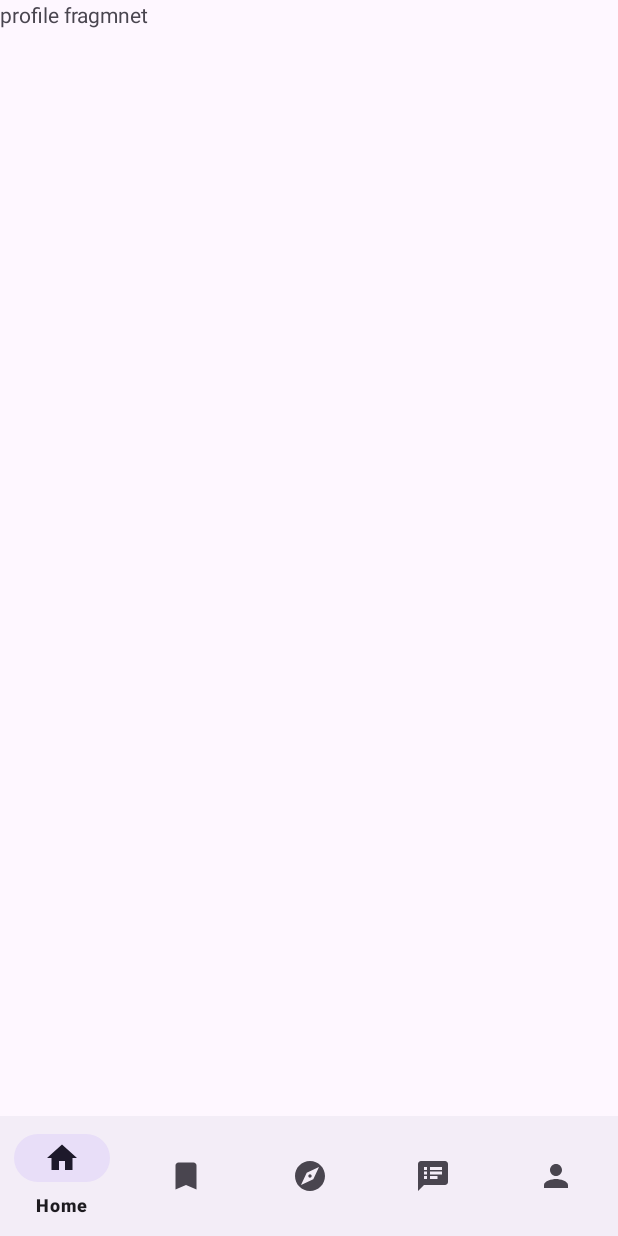
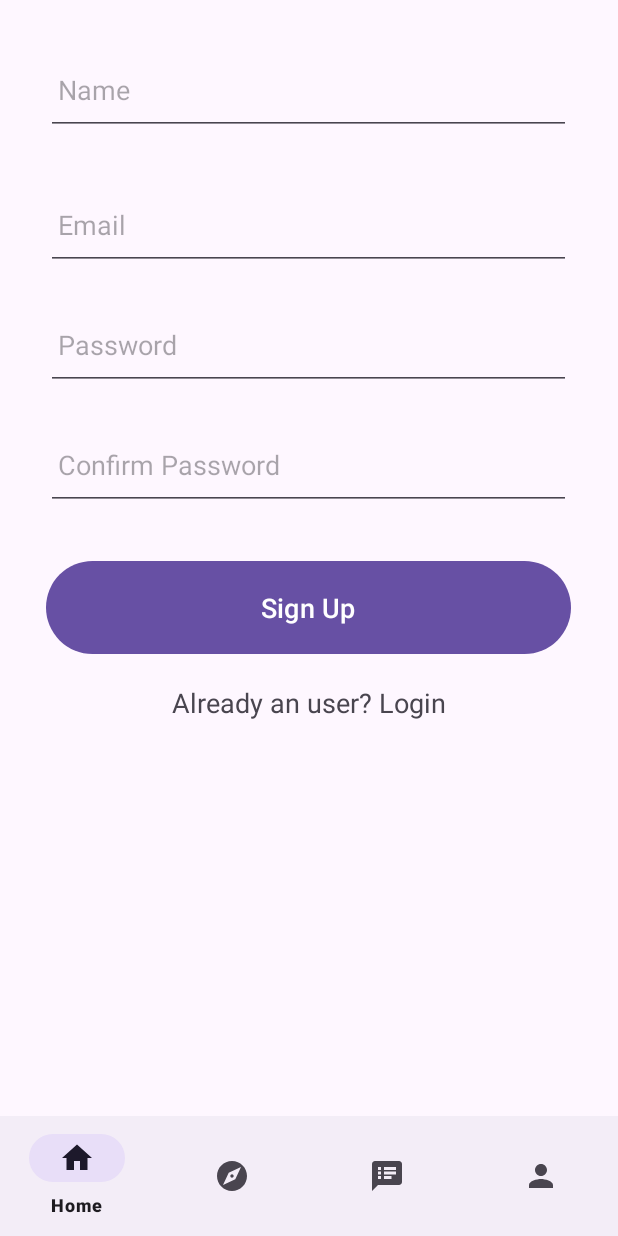
Before and after one commit to RussianWeed/hotel_app, an Android app: the fragment ProfileFragment placed in its activity, on a phone screen of 412 x 824 dp. Run offline under Robolectric (Android 15) with nearby library versions, the phone set to English and light mode, and no system bars.

Commit message:
signup created

```diff
--- a/app/src/main/java/com/devking/hotel_app_andoird/Explore_hotel_list_api.java
+++ b/app/src/main/java/com/devking/hotel_app_andoird/Explore_hotel_list_api.java
@@ -5,6 +5,7 @@ import java.util.List;
 
 import retrofit2.Call;
 import retrofit2.http.Body;
+import retrofit2.http.FormUrlEncoded;
 import retrofit2.http.POST;
 
 public interface Explore_hotel_list_api {
--- a/app/src/main/java/com/devking/hotel_app_andoird/MainActivity.java
+++ b/app/src/main/java/com/devking/hotel_app_andoird/MainActivity.java
@@ -31,9 +31,6 @@ public class MainActivity extends AppCompatActivity  {
                 if (id == R.id.home) {
                     loadfragment(new HomeFragment());
                 }
-                else if(id == R.id.saved){
-                    loadfragment(new SavedFragment());
-                }
                 else if (id == R.id.explore){
                     loadfragment(new ExploreFragment());
                 }
--- a/app/src/main/java/com/devking/hotel_app_andoird/ProfileFragment.java
+++ b/app/src/main/java/com/devking/hotel_app_andoird/ProfileFragment.java
@@ -7,9 +7,25 @@ import androidx.fragment.app.Fragment;
 import android.view.LayoutInflater;
 import android.view.View;
 import android.view.ViewGroup;
+import android.widget.Button;
+import android.widget.EditText;
+import android.widget.Toast;
+
+import java.util.List;
+
+import retrofit2.Call;
+import retrofit2.Callback;
+import retrofit2.Response;
+import retrofit2.Retrofit;
+import retrofit2.converter.gson.GsonConverterFactory;
 
 
 public class ProfileFragment extends Fragment {
+
+    EditText username_tv,gmail_tv,password1_tv,password2_tv;
+    public String username,gmail,password1,password2;
+    List<Profile_signup_structure> message;
+    Button signup;
 
     public ProfileFragment() {
     }
@@ -18,6 +34,52 @@ public class ProfileFragment extends Fragment {
     public View onCreateView(LayoutInflater inflater, ViewGroup container,
                              Bundle savedInstanceState) {
         // Inflate the layout for this fragment
-        return inflater.inflate(R.layout.fragment_profile, container, false);
+        View rootview = inflater.inflate(R.layout.fragment_profile, container, false);
+
+        username_tv = rootview.findViewById(R.id.signup_name);
+        gmail_tv = rootview.findViewById(R.id.signup_email);
+        password1_tv = rootview.findViewById(R.id.signup_password);
+        password2_tv = rootview.findViewById(R.id.signup_confirm_password);
+        signup = rootview.findViewById(R.id.signup_button);
+
+        signup.setOnClickListener(new View.OnClickListener() {
+            @Override
+            public void onClick(View v) {
+                username = username_tv.getText().toString();
+                gmail = gmail_tv.getText().toString();
+                password1 = password1_tv.getText().toString();
+                password2 = password2_tv.getText().toString();
+                signup_method();
+
+            }
+        });
+        return rootview;
+    }
+
+    private void signup_method() {
+
+        String url = "http://10.0.2.2:3000/auth/";
+
+        Retrofit retrofit = new Retrofit.Builder()
+                .baseUrl(url)
+                .addConverterFactory(GsonConverterFactory.create())
+                .build();
+
+        Profile_signup_api call = retrofit.create(Profile_signup_api.class);
+
+        call.create_user(username,gmail,password1,password2).enqueue(new Callback<List<Profile_signup_structure>>() {
+            @Override
+            public void onResponse(Call<List<Profile_signup_structure>> call, Response<List<Profile_signup_structure>> response) {
+                if (response.isSuccessful() && response.body() != null) {
+                    message = response.body();
+                }
+            }
+
+            @Override
+            public void onFailure(Call<List<Profile_signup_structure>> call, Throwable throwable) {
+
+            }
+        });
+
     }
 }
--- /dev/null
+++ b/app/src/main/java/com/devking/hotel_app_andoird/Profile_signup_api.java
@@ -0,0 +1,15 @@
+package com.devking.hotel_app_andoird;
+
+import java.util.List;
+
+import retrofit2.Call;
+import retrofit2.http.Field;
+import retrofit2.http.FormUrlEncoded;
+import retrofit2.http.POST;
+
+public interface Profile_signup_api {
+
+    @FormUrlEncoded
+    @POST("signup/")
+    Call<List<Profile_signup_structure>> create_user(@Field("username") String username, @Field("gmail") String gmail, @Field("password1") String password1 , @Field("password2") String password2);
+}
--- a/app/src/main/res/layout/fragment_profile.xml
+++ b/app/src/main/res/layout/fragment_profile.xml
@@ -5,9 +5,76 @@
     android:layout_height="match_parent"
     tools:context=".ProfileFragment">
 
-    <TextView
+    <LinearLayout
         android:layout_width="match_parent"
         android:layout_height="match_parent"
-        android:text="profile fragmnet" />
+        android:orientation="horizontal">
+
+        <LinearLayout
+            android:layout_width="match_parent"
+            android:layout_height="wrap_content"
+            android:orientation="vertical">
+
+            <EditText
+                android:layout_width="350dp"
+                android:layout_height="60dp"
+                android:layout_gravity="center"
+                android:id="@+id/signup_name"
+                android:layout_marginTop="30dp"
+                android:padding="8dp"
+                android:hint="Name"
+                android:drawablePadding="8dp"/>
+
+                <EditText
+                    android:layout_width="350dp"
+                    android:layout_height="60dp"
+                    android:layout_gravity="center"
+                    android:id="@+id/signup_email"
+                    android:layout_marginTop="30dp"
+                    android:padding="8dp"
+                    android:hint="Email"
+                    android:drawablePadding="8dp"/>
+                <EditText
+                    android:layout_width="350dp"
+                    android:layout_height="60dp"
+                    android:layout_gravity="center"
+                    android:id="@+id/signup_password"
+                    android:layout_marginTop="20dp"
+                    android:padding="8dp"
+                    android:hint="Password"
+                    android:inputType="textPassword"
+                    android:drawablePadding="8dp"/>
+                <EditText
+                    android:layout_width="350dp"
+                    android:layout_height="60dp"
+                    android:layout_gravity="center"
+                    android:id="@+id/signup_confirm_password"
+                    android:layout_marginTop="20dp"
+                    android:padding="8dp"
+                    android:hint="Confirm Password"
+                    android:inputType="textPassword"
+                    android:drawablePadding="8dp"/>
+                <Button
+                    android:layout_width="350dp"
+                    android:layout_height="70dp"
+                    android:text="Sign Up"
+                    android:layout_gravity="center"
+                    android:id="@+id/signup_button"
+                    android:textSize="18sp"
+                    android:layout_marginTop="30dp" />
+                <TextView
+                    android:layout_width="wrap_content"
+                    android:layout_height="wrap_content"
+                    android:layout_gravity="center"
+                    android:id="@+id/loginRedirectText"
+                    android:text="Already an user? Login"
+                    android:padding="8dp"
+                    android:textSize="18sp"
+                    android:layout_marginTop="8dp" />
+            </LinearLayout>
+
+        </LinearLayout>
+
+
 
 </FrameLayout>
--- a/app/src/main/res/menu/bottom_menu.xml
+++ b/app/src/main/res/menu/bottom_menu.xml
@@ -6,10 +6,6 @@
     android:title="Home"
     android:icon="@drawable/home"/>
 
-    <item
-        android:id="@+id/saved"
-        android:title="Saved"
-        android:icon="@drawable/saved"/>
 
     <item
         android:id="@+id/explore"
```
Also changed, not shown: app/src/main/java/com/devking/hotel_app_andoird/Profile_signup_structure.java (added, +17 -0 lines), app/src/main/java/com/devking/hotel_app_andoird/SavedFragment.java (deleted, +0 -23 lines), app/src/main/res/layout/fragment_saved.xml (deleted, +0 -15 lines).
